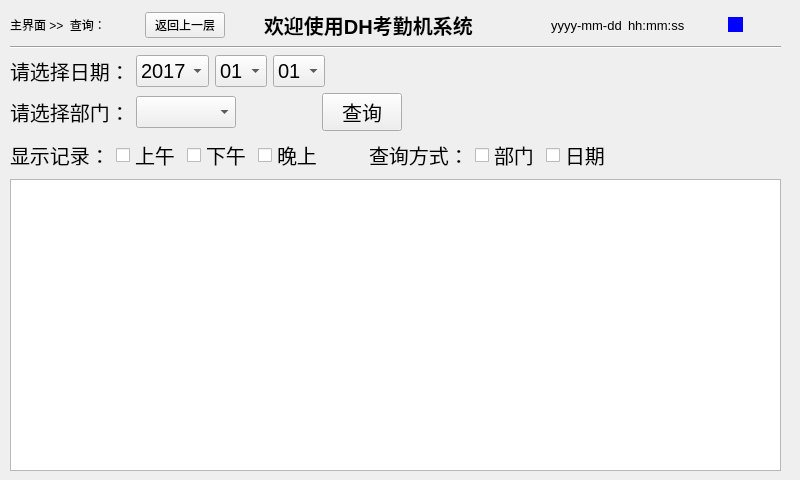
This is selectforid.ui in jindezhang/kqj as Qt 5 draws it before an edit. The edited form follows.
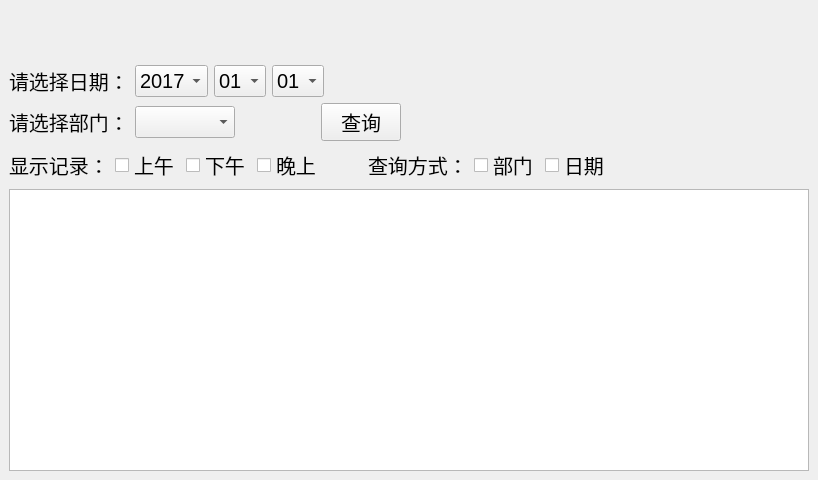
This is the edited form. Custom widgets are drawn as their Qt base class.

Commit message: 发烧！！！了解了如何下载格式化的数据到txt文件。组装了网络和考勤查询部分模块

```diff
--- a/selectforid.ui
+++ b/selectforid.ui
@@ -14,193 +14,18 @@
    <string>MainWindow</string>
   </property>
   <widget class="QWidget" name="centralwidget">
-   <widget class="QWidget" name="">
-    <property name="geometry">
-     <rect>
-      <x>10</x>
-      <y>10</y>
-      <width>771</width>
-      <height>461</height>
-     </rect>
-    </property>
     <layout class="QGridLayout" name="gridLayout">
      <item row="0" column="0">
-      <layout class="QHBoxLayout" name="horizontalLayout_6">
-       <item>
-        <layout class="QHBoxLayout" name="horizontalLayout_7">
-         <item>
-          <widget class="QLabel" name="label_5">
-           <property name="font">
-            <font>
-             <pointsize>9</pointsize>
-            </font>
-           </property>
-           <property name="text">
-            <string>主界面 &gt;&gt;  查询：</string>
-           </property>
-          </widget>
-         </item>
-         <item>
-          <spacer name="horizontalSpacer_12">
-           <property name="orientation">
-            <enum>Qt::Horizontal</enum>
-           </property>
-           <property name="sizeHint" stdset="0">
-            <size>
-             <width>40</width>
-             <height>20</height>
-            </size>
-           </property>
-          </spacer>
-         </item>
-         <item>
-          <widget class="QPushButton" name="bt_fanhui">
-           <property name="text">
-            <string>返回上一层</string>
-           </property>
-          </widget>
-         </item>
-        </layout>
-       </item>
-       <item>
-        <spacer name="horizontalSpacer_11">
-         <property name="orientation">
-          <enum>Qt::Horizontal</enum>
-         </property>
-         <property name="sizeHint" stdset="0">
-          <size>
-           <width>40</width>
-           <height>20</height>
-          </size>
-         </property>
-        </spacer>
-       </item>
-       <item>
-        <widget class="QLabel" name="label_9">
-         <property name="font">
-          <font>
-           <pointsize>15</pointsize>
-           <weight>75</weight>
-           <bold>true</bold>
-          </font>
-         </property>
-         <property name="text">
-          <string>欢迎使用DH考勤机系统</string>
-         </property>
-        </widget>
-       </item>
-       <item>
-        <spacer name="horizontalSpacer_13">
-         <property name="orientation">
-          <enum>Qt::Horizontal</enum>
-         </property>
-         <property name="sizeHint" stdset="0">
-          <size>
-           <width>40</width>
-           <height>20</height>
-          </size>
-         </property>
-        </spacer>
-       </item>
-       <item>
-        <layout class="QHBoxLayout" name="horizontalLayout_8">
-         <item>
-          <spacer name="horizontalSpacer_10">
-           <property name="orientation">
-            <enum>Qt::Horizontal</enum>
-           </property>
-           <property name="sizeHint" stdset="0">
-            <size>
-             <width>40</width>
-             <height>20</height>
-            </size>
-           </property>
-          </spacer>
-         </item>
-         <item>
-          <widget class="QLabel" name="l_date">
-           <property name="font">
-            <font>
-             <pointsize>10</pointsize>
-            </font>
-           </property>
-           <property name="text">
-            <string>yyyy-mm-dd</string>
-           </property>
-          </widget>
-         </item>
-         <item>
-          <widget class="QLabel" name="l_time">
-           <property name="font">
-            <font>
-             <pointsize>10</pointsize>
-            </font>
-           </property>
-           <property name="text">
-            <string>hh:mm:ss</string>
-           </property>
-          </widget>
-         </item>
-         <item>
-          <spacer name="horizontalSpacer_2">
-           <property name="orientation">
-            <enum>Qt::Horizontal</enum>
-           </property>
-           <property name="sizeHint" stdset="0">
-            <size>
-             <width>40</width>
-             <height>20</height>
-            </size>
-           </property>
-          </spacer>
-         </item>
-         <item>
-          <widget class="QLabel" name="l_net">
-           <property name="sizePolicy">
-            <sizepolicy hsizetype="Minimum" vsizetype="Minimum">
-             <horstretch>0</horstretch>
-             <verstretch>0</verstretch>
-            </sizepolicy>
-           </property>
+     <widget class="top" name="wg_top" native="true">
            <property name="minimumSize">
             <size>
-             <width>15</width>
-             <height>15</height>
-            </size>
-           </property>
-           <property name="maximumSize">
-            <size>
-             <width>15</width>
-             <height>15</height>
-            </size>
-           </property>
-           <property name="styleSheet">
-            <string notr="true">
-background-color: rgb(0, 0, 255);</string>
-           </property>
-           <property name="text">
-            <string/>
-           </property>
-          </widget>
-         </item>
-         <item>
-          <spacer name="horizontalSpacer_6">
-           <property name="orientation">
-            <enum>Qt::Horizontal</enum>
-           </property>
-           <property name="sizeHint" stdset="0">
-            <size>
-             <width>40</width>
-             <height>20</height>
-            </size>
-           </property>
-          </spacer>
-         </item>
-        </layout>
-       </item>
-      </layout>
-     </item>
-     <item row="2" column="0">
+        <width>800</width>
+        <height>50</height>
+       </size>
+      </property>
+     </widget>
+    </item>
+    <item row="1" column="0">
       <layout class="QHBoxLayout" name="horizontalLayout">
        <item>
         <widget class="QLabel" name="label">
@@ -481,7 +306,7 @@
        </item>
       </layout>
      </item>
-     <item row="3" column="0">
+    <item row="2" column="0">
       <layout class="QHBoxLayout" name="horizontalLayout_5">
        <item>
         <layout class="QHBoxLayout" name="horizontalLayout_3">
@@ -579,7 +404,7 @@
        </item>
       </layout>
      </item>
-     <item row="4" column="0">
+    <item row="3" column="0">
       <layout class="QHBoxLayout" name="horizontalLayout_4">
        <item>
         <layout class="QHBoxLayout" name="horizontalLayout_2">
@@ -697,22 +522,20 @@
        </item>
       </layout>
      </item>
-     <item row="5" column="0">
+    <item row="4" column="0">
       <widget class="QTableView" name="table_record"/>
      </item>
-     <item row="1" column="0">
-      <widget class="Line" name="line">
-       <property name="orientation">
-        <enum>Qt::Horizontal</enum>
-       </property>
-      </widget>
-     </item>
-    </layout>
-   </widget>
-   <zorder></zorder>
-   <zorder>table_record</zorder>
-  </widget>
- </widget>
+   </layout>
+  </widget>
+ </widget>
+ <customwidgets>
+  <customwidget>
+   <class>top</class>
+   <extends>QWidget</extends>
+   <header location="global">top.h</header>
+   <container>1</container>
+  </customwidget>
+ </customwidgets>
  <resources/>
  <connections/>
 </ui>
```
Lines whose indentation alone changed are shown as unchanged. The commit also changes 14 other files.
